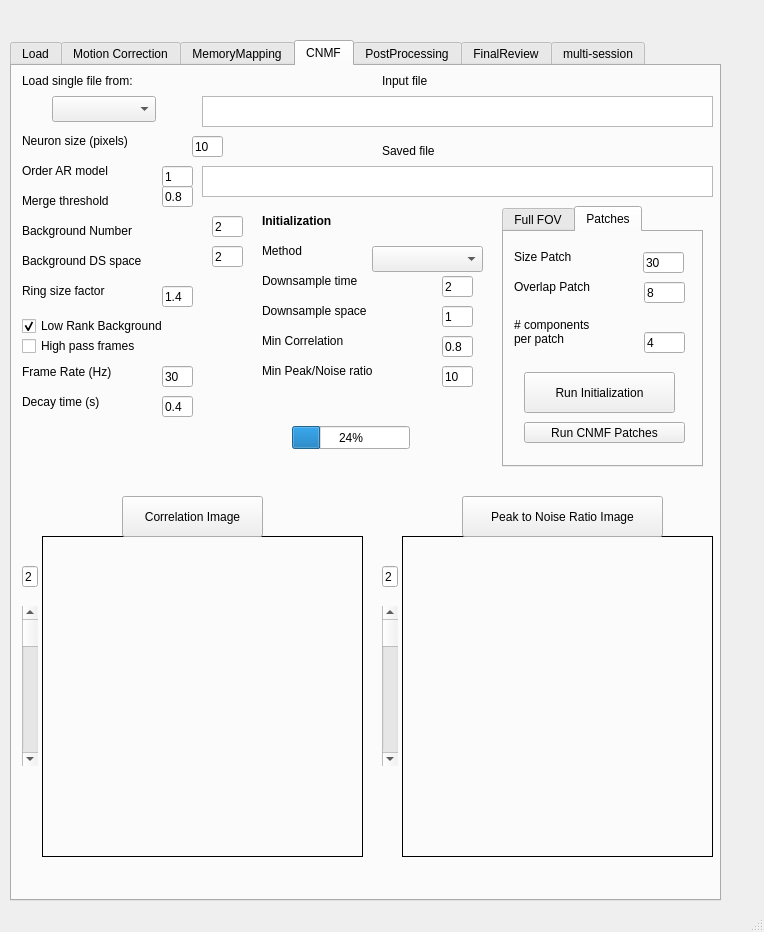
Before: the Qt Designer form main.ui in catubc/caiman_gui, drawn with Qt 5.
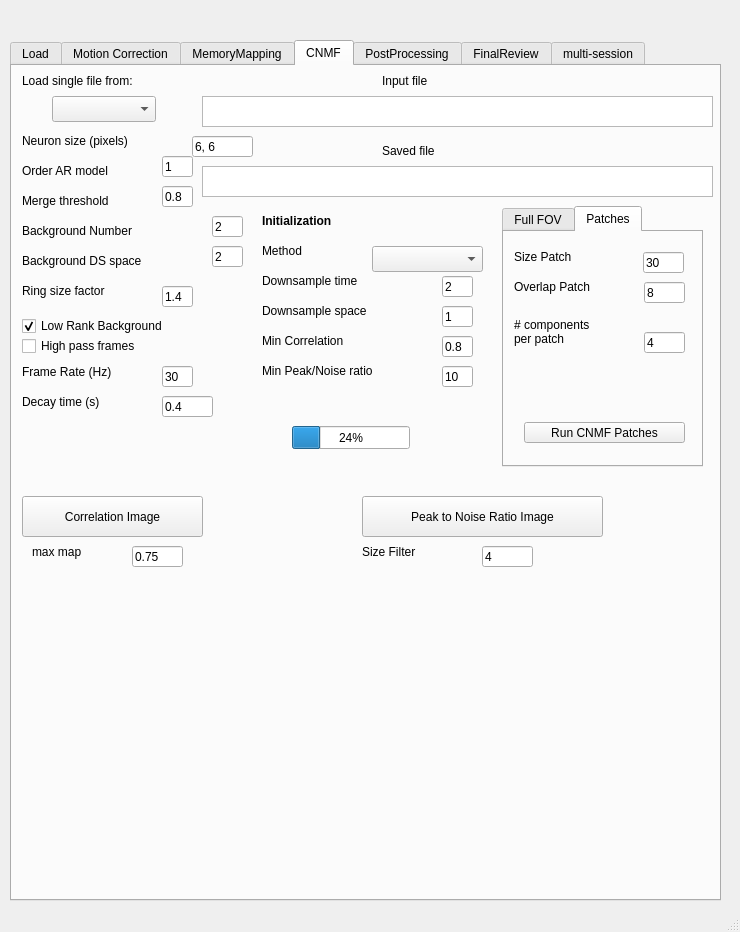
After: the same form once the commit is applied. The open tabs and pages were chosen to show the change.

Commit message: movie motion correction

What changed in the file:
```diff
--- a/main.ui
+++ b/main.ui
@@ -6,7 +6,7 @@
    <rect>
     <x>0</x>
     <y>0</y>
-    <width>764</width>
+    <width>740</width>
     <height>932</height>
    </rect>
   </property>
@@ -1294,22 +1294,6 @@
          <string>&lt;html&gt;&lt;head/&gt;&lt;body&gt;&lt;p&gt;# components &lt;br/&gt;per patch&lt;/p&gt;&lt;/body&gt;&lt;/html&gt;</string>
         </property>
        </widget>
-       <widget class="QPushButton" name="cnmfPatchesButtonRunInit">
-        <property name="enabled">
-         <bool>true</bool>
-        </property>
-        <property name="geometry">
-         <rect>
-          <x>20</x>
-          <y>140</y>
-          <width>151</width>
-          <height>41</height>
-         </rect>
-        </property>
-        <property name="text">
-         <string>Run Initialization</string>
-        </property>
-       </widget>
       </widget>
      </widget>
      <widget class="QComboBox" name="cnmfComboBoxInitMethod">
@@ -1379,7 +1363,7 @@
        <rect>
         <x>10</x>
         <y>150</y>
-        <width>161</width>
+        <width>181</width>
         <height>30</height>
        </rect>
       </property>
@@ -1392,12 +1376,12 @@
        <rect>
         <x>180</x>
         <y>70</y>
-        <width>31</width>
+        <width>61</width>
         <height>21</height>
        </rect>
       </property>
       <property name="text">
-       <string>10</string>
+       <string>6, 6</string>
       </property>
       <property name="par_name" stdset="0">
        <string>gSig</string>
@@ -1433,7 +1417,7 @@
       <property name="geometry">
        <rect>
         <x>150</x>
-        <y>100</y>
+        <y>90</y>
         <width>31</width>
         <height>21</height>
        </rect>
@@ -1614,7 +1598,7 @@
        <rect>
         <x>10</x>
         <y>250</y>
-        <width>161</width>
+        <width>211</width>
         <height>20</height>
        </rect>
       </property>
@@ -1633,7 +1617,7 @@
        <rect>
         <x>10</x>
         <y>270</y>
-        <width>161</width>
+        <width>171</width>
         <height>20</height>
        </rect>
       </property>
@@ -1705,70 +1689,12 @@
        <string>Ring size factor</string>
       </property>
      </widget>
-     <widget class="QLabel" name="postProcScreenCorrImage_2">
-      <property name="geometry">
-       <rect>
-        <x>390</x>
-        <y>470</y>
-        <width>311</width>
-        <height>321</height>
-       </rect>
-      </property>
-      <property name="frameShape">
-       <enum>QFrame::Panel</enum>
-      </property>
-      <property name="text">
-       <string/>
-      </property>
-     </widget>
-     <widget class="QLabel" name="postProcScreenFrames_2">
-      <property name="geometry">
-       <rect>
-        <x>30</x>
-        <y>470</y>
-        <width>321</width>
-        <height>321</height>
-       </rect>
-      </property>
-      <property name="frameShape">
-       <enum>QFrame::Panel</enum>
-      </property>
-      <property name="text">
-       <string/>
-      </property>
-     </widget>
-     <widget class="QScrollBar" name="CNMFVerticalScrollBarCorr">
-      <property name="geometry">
-       <rect>
-        <x>10</x>
-        <y>540</y>
-        <width>16</width>
-        <height>160</height>
-       </rect>
-      </property>
-      <property name="orientation">
-       <enum>Qt::Vertical</enum>
-      </property>
-     </widget>
-     <widget class="QScrollBar" name="CNMFVerticalScrollBarPNR">
-      <property name="geometry">
-       <rect>
-        <x>370</x>
-        <y>540</y>
-        <width>16</width>
-        <height>160</height>
-       </rect>
-      </property>
-      <property name="orientation">
-       <enum>Qt::Vertical</enum>
-      </property>
-     </widget>
      <widget class="QPushButton" name="cnmfButtonFilesCorrImage">
       <property name="geometry">
        <rect>
-        <x>110</x>
+        <x>10</x>
         <y>430</y>
-        <width>141</width>
+        <width>181</width>
         <height>41</height>
        </rect>
       </property>
@@ -1779,9 +1705,9 @@
      <widget class="QPushButton" name="cnmfButtonFilesPNRImage">
       <property name="geometry">
        <rect>
-        <x>450</x>
+        <x>350</x>
         <y>430</y>
-        <width>201</width>
+        <width>241</width>
         <height>41</height>
        </rect>
       </property>
@@ -1827,32 +1753,6 @@
        <string>Load single file from:</string>
       </property>
      </widget>
-     <widget class="QLineEdit" name="cnmfLineEditNumCorrThr">
-      <property name="geometry">
-       <rect>
-        <x>10</x>
-        <y>500</y>
-        <width>16</width>
-        <height>21</height>
-       </rect>
-      </property>
-      <property name="text">
-       <string>2</string>
-      </property>
-     </widget>
-     <widget class="QLineEdit" name="cnmfLineEditNumPNRThr">
-      <property name="geometry">
-       <rect>
-        <x>370</x>
-        <y>500</y>
-        <width>16</width>
-        <height>21</height>
-       </rect>
-      </property>
-      <property name="text">
-       <string>2</string>
-      </property>
-     </widget>
      <widget class="QLabel" name="label_8">
       <property name="geometry">
        <rect>
@@ -1871,7 +1771,7 @@
        <rect>
         <x>150</x>
         <y>330</y>
-        <width>31</width>
+        <width>51</width>
         <height>21</height>
        </rect>
       </property>
@@ -1960,6 +1860,58 @@
        <string>Saved file</string>
       </property>
      </widget>
+     <widget class="QLabel" name="label_17">
+      <property name="geometry">
+       <rect>
+        <x>20</x>
+        <y>470</y>
+        <width>81</width>
+        <height>32</height>
+       </rect>
+      </property>
+      <property name="text">
+       <string>max map</string>
+      </property>
+     </widget>
+     <widget class="QLineEdit" name="cnmfMaxCorrImage">
+      <property name="geometry">
+       <rect>
+        <x>120</x>
+        <y>480</y>
+        <width>51</width>
+        <height>21</height>
+       </rect>
+      </property>
+      <property name="text">
+       <string>0.75</string>
+      </property>
+     </widget>
+     <widget class="QLineEdit" name="gSigFilter">
+      <property name="geometry">
+       <rect>
+        <x>470</x>
+        <y>480</y>
+        <width>51</width>
+        <height>21</height>
+       </rect>
+      </property>
+      <property name="text">
+       <string>4</string>
+      </property>
+     </widget>
+     <widget class="QLabel" name="label_18">
+      <property name="geometry">
+       <rect>
+        <x>350</x>
+        <y>470</y>
+        <width>121</width>
+        <height>32</height>
+       </rect>
+      </property>
+      <property name="text">
+       <string>Size Filter</string>
+      </property>
+     </widget>
     </widget>
     <widget class="QWidget" name="tab_pp">
      <attribute name="title">
```
Left out of the diff: 53 changed lines with no effect on the pictures. The commit also changes 1 other file.
